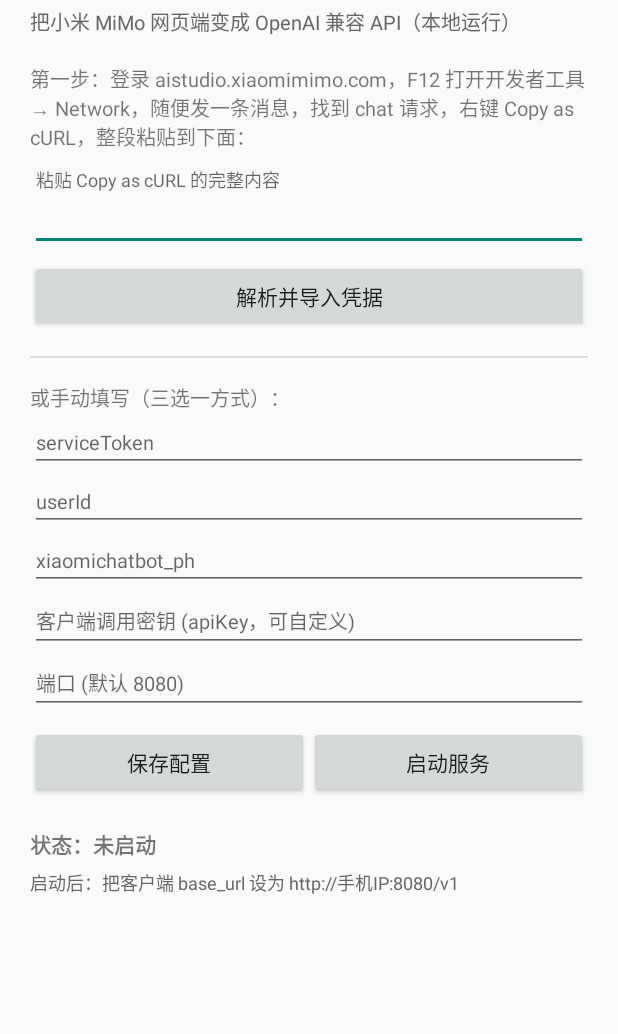
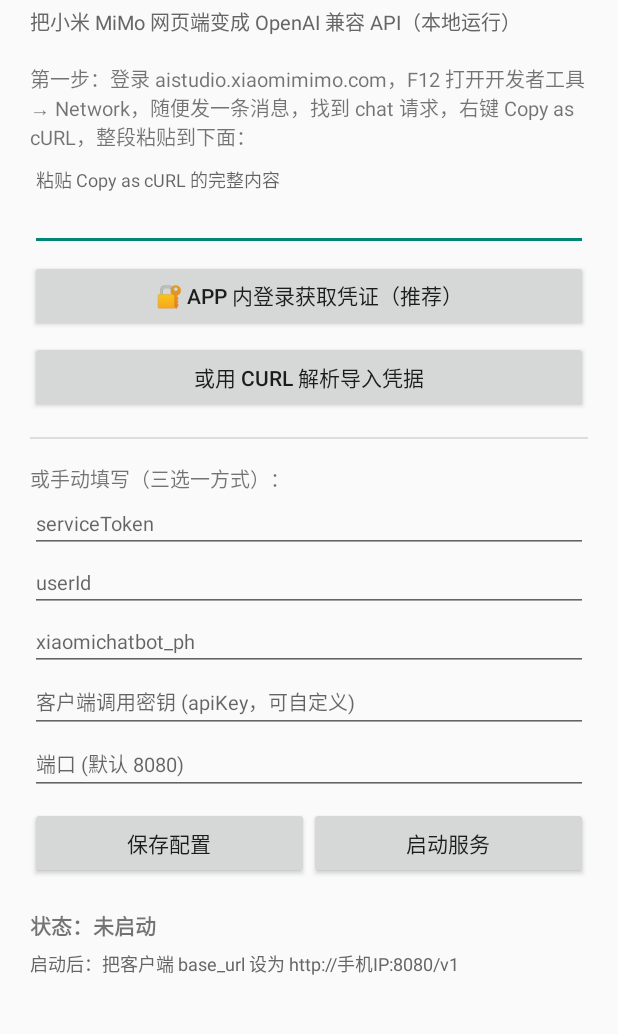
Before and after one commit to sdzxfgcv/mimo-gateway-apk, an Android app: the screen it shows after launch (MainActivity), on a phone screen of 412 x 824 dp, the part 79-1113 px from its top. Run offline under Robolectric (Android 15) with nearby library versions, the phone set to English and light mode, and no system bars; 1 statement that could not run was skipped.

Commit message:
update app/src/main/res/layout/activity_main.xml

```diff
--- a/app/src/main/res/layout/activity_main.xml
+++ b/app/src/main/res/layout/activity_main.xml
@@ -42,10 +42,17 @@
             android:textSize="12sp" />
 
         <Button
+            android:id="@+id/btnLogin"
+            android:layout_width="match_parent"
+            android:layout_height="wrap_content"
+            android:text="🔐 App 内登录获取凭证（推荐）"
+            android:layout_marginTop="6dp" />
+
+        <Button
             android:id="@+id/btnImport"
             android:layout_width="match_parent"
             android:layout_height="wrap_content"
-            android:text="解析并导入凭据"
+            android:text="或用 cURL 解析导入凭据"
             android:layout_marginTop="6dp" />
 
         <View
```
